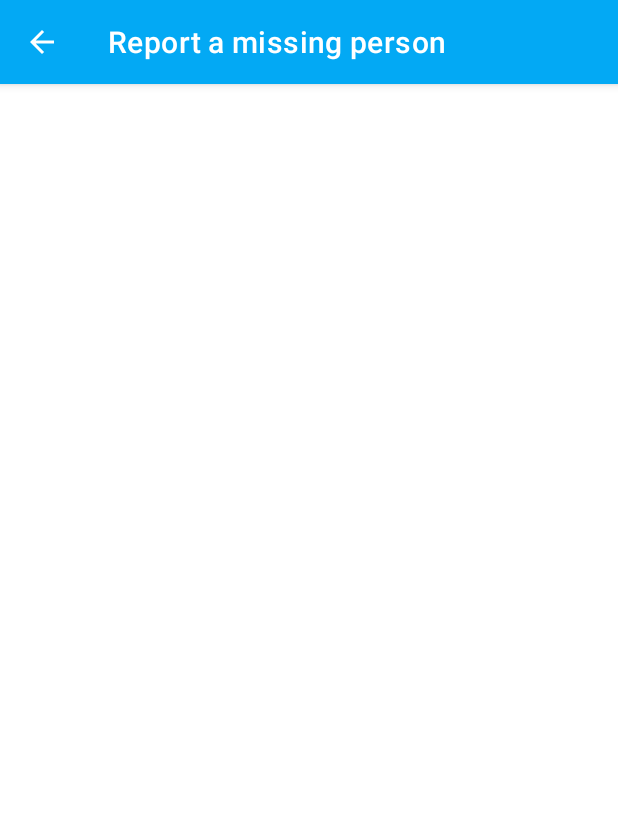
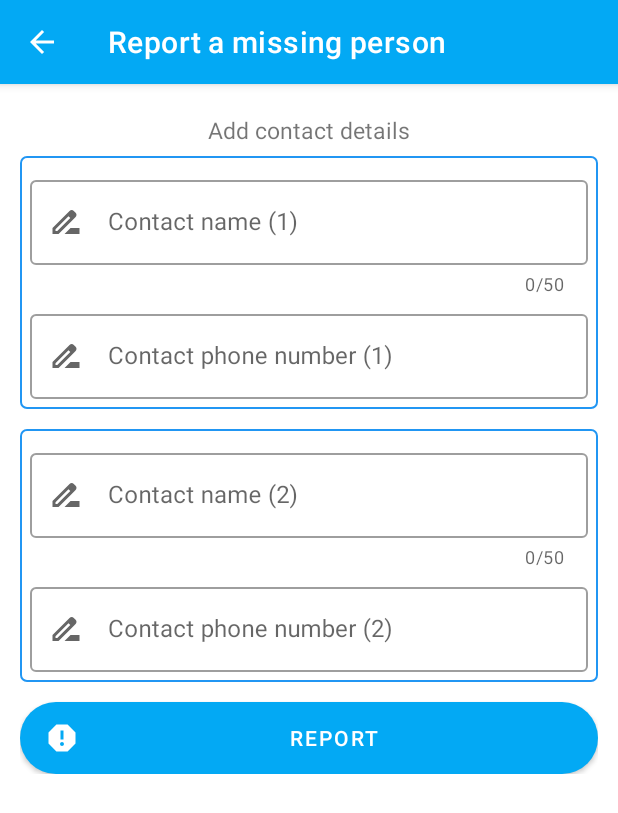
Before and after one commit to EzekielWachira/missing-person-tracker, an Android app: the PersonContactsFragment screen opened through its navigation route, on a phone screen of 412 x 824 dp. Shown: the top 813 px of the screen. Run offline under Robolectric (Android 15) with nearby library versions, the phone set to English and light mode, and no system bars; our stand-ins replace sdp/ssp sizes.

Commit message:
add app utilities

```diff
--- /dev/null
+++ b/app/src/main/res/drawable/comtact_stroke.xml
@@ -0,0 +1,6 @@
+<?xml version="1.0" encoding="utf-8"?>
+<shape xmlns:android="http://schemas.android.com/apk/res/android">
+    <stroke android:width="@dimen/_1sdp"
+        android:color="@color/blue"/>
+    <corners android:radius="@dimen/_3sdp"/>
+</shape>
--- /dev/null
+++ b/app/src/main/res/drawable/ic_report.xml
@@ -0,0 +1,10 @@
+<vector xmlns:android="http://schemas.android.com/apk/res/android"
+    android:width="24dp"
+    android:height="24dp"
+    android:viewportWidth="24"
+    android:viewportHeight="24"
+    android:tint="?attr/colorControlNormal">
+  <path
+      android:fillColor="@android:color/white"
+      android:pathData="M15.73,3L8.27,3L3,8.27v7.46L8.27,21h7.46L21,15.73L21,8.27L15.73,3zM12,17.3c-0.72,0 -1.3,-0.58 -1.3,-1.3 0,-0.72 0.58,-1.3 1.3,-1.3 0.72,0 1.3,0.58 1.3,1.3 0,0.72 -0.58,1.3 -1.3,1.3zM13,13h-2L11,7h2v6z"/>
+</vector>
--- a/app/src/main/res/layout/fragment_person_contacts.xml
+++ b/app/src/main/res/layout/fragment_person_contacts.xml
@@ -1,28 +1,133 @@
 <?xml version="1.0" encoding="utf-8"?>
 <androidx.constraintlayout.widget.ConstraintLayout xmlns:android="http://schemas.android.com/apk/res/android"
+    xmlns:app="http://schemas.android.com/apk/res-auto"
     xmlns:tools="http://schemas.android.com/tools"
     android:layout_width="match_parent"
     android:layout_height="match_parent"
     android:padding="@dimen/_10sdp"
-    xmlns:app="http://schemas.android.com/apk/res-auto"
     tools:context=".ui.fragments.report.PersonContactsFragment">
 
     <androidx.core.widget.NestedScrollView
         android:layout_width="match_parent"
         android:layout_height="match_parent"
+        app:layout_constraintBottom_toBottomOf="parent"
+        app:layout_constraintEnd_toEndOf="parent"
         app:layout_constraintStart_toStartOf="parent"
-        app:layout_constraintEnd_toEndOf="parent"
-        app:layout_constraintTop_toTopOf="parent"
-        app:layout_constraintBottom_toBottomOf="parent">
+        app:layout_constraintTop_toTopOf="parent">
 
-        <androidx.appcompat.widget.LinearLayoutCompat
+        <LinearLayout
             android:layout_width="match_parent"
             android:layout_height="wrap_content"
             android:orientation="vertical">
 
+            <TextView
+                android:layout_width="wrap_content"
+                android:layout_height="wrap_content"
+                android:layout_gravity="center"
+                android:layout_marginTop="@dimen/_5sdp"
+                android:text="@string/add_contact_details"
+                android:textSize="@dimen/_12ssp" />
+
+            <LinearLayout
+                android:layout_marginTop="@dimen/_5sdp"
+                android:layout_width="match_parent"
+                android:layout_height="wrap_content"
+                android:orientation="vertical"
+                android:background="@drawable/comtact_stroke"
+                android:padding="@dimen/_5sdp">
+
+                <com.google.android.material.textfield.TextInputLayout
+                    style="@style/Widget.MaterialComponents.TextInputLayout.OutlinedBox"
+                    android:layout_width="match_parent"
+                    android:layout_height="wrap_content"
+                    android:layout_marginTop="@dimen/_3sdp"
+                    android:hint="@string/contact_name_1"
+                    app:counterEnabled="true"
+                    app:counterMaxLength="50"
+                    app:endIconMode="clear_text"
+                    app:startIconDrawable="@drawable/ic_file_rename">
+
+                    <com.google.android.material.textfield.TextInputEditText
+                        android:id="@+id/contact_name"
+                        android:layout_width="match_parent"
+                        android:layout_height="wrap_content"
+                        android:imeOptions="actionNext" />
+                </com.google.android.material.textfield.TextInputLayout>
+
+                <com.google.android.material.textfield.TextInputLayout
+                    style="@style/Widget.MaterialComponents.TextInputLayout.OutlinedBox"
+                    android:layout_width="match_parent"
+                    android:layout_height="wrap_content"
+                    android:layout_marginTop="@dimen/_5sdp"
+                    android:hint="@string/contact_phone_number_1"
+                    app:endIconMode="clear_text"
+                    app:startIconDrawable="@drawable/ic_file_rename">
+
+                    <com.google.android.material.textfield.TextInputEditText
+                        android:id="@+id/phone"
+                        android:layout_width="match_parent"
+                        android:layout_height="wrap_content"
+                        android:imeOptions="actionNext"
+                        android:inputType="phone" />
+                </com.google.android.material.textfield.TextInputLayout>
+
+            </LinearLayout>
+            <LinearLayout
+                android:layout_marginTop="@dimen/_10sdp"
+                android:layout_width="match_parent"
+                android:layout_height="wrap_content"
+                android:orientation="vertical"
+                android:background="@drawable/comtact_stroke"
+                android:padding="@dimen/_5sdp">
+
+                <com.google.android.material.textfield.TextInputLayout
+                    style="@style/Widget.MaterialComponents.TextInputLayout.OutlinedBox"
+                    android:layout_width="match_parent"
+                    android:layout_height="wrap_content"
+                    android:layout_marginTop="@dimen/_3sdp"
+                    android:hint="@string/contact_name_2"
+                    app:counterEnabled="true"
+                    app:counterMaxLength="50"
+                    app:endIconMode="clear_text"
+                    app:startIconDrawable="@drawable/ic_file_rename">
+
+                    <com.google.android.material.textfield.TextInputEditText
+                        android:id="@+id/contact_name_2"
+                        android:layout_width="match_parent"
+                        android:layout_height="wrap_content"
+                        android:imeOptions="actionNext" />
+                </com.google.android.material.textfield.TextInputLayout>
+
+                <com.google.android.material.textfield.TextInputLayout
+                    style="@style/Widget.MaterialComponents.TextInputLayout.OutlinedBox"
+                    android:layout_width="match_parent"
+                    android:layout_height="wrap_content"
+                    android:layout_marginTop="@dimen/_5sdp"
+                    android:hint="@string/contact_phone_number_2"
+                    app:endIconMode="clear_text"
+                    app:startIconDrawable="@drawable/ic_file_rename">
+
+                    <com.google.android.material.textfield.TextInputEditText
+                        android:id="@+id/phone_2"
+                        android:layout_width="match_parent"
+                        android:layout_height="wrap_content"
+                        android:imeOptions="actionNext"
+                        android:inputType="phone" />
+                </com.google.android.material.textfield.TextInputLayout>
+
+            </LinearLayout>
+
+            <Button
+                android:layout_width="match_parent"
+                android:layout_height="wrap_content"
+                android:layout_marginTop="@dimen/_10sdp"
+                android:background="@drawable/button_bg"
+                android:text="@string/report"
+                app:icon="@drawable/ic_report"
+                android:id="@+id/btnReport"/>
 
 
-        </androidx.appcompat.widget.LinearLayoutCompat>
+        </LinearLayout>
 
     </androidx.core.widget.NestedScrollView>
 
--- a/app/src/main/res/values/strings.xml
+++ b/app/src/main/res/values/strings.xml
@@ -18,6 +18,12 @@
     <string name="next">Next</string>
     <string name="enter_person_details">Enter person details</string>
     <string name="select_atleast_3_images">Select atleast 3 images</string>
+    <string name="add_contact_details">Add contact details</string>
+    <string name="contact_name_1">Contact name (1)</string>
+    <string name="contact_name_2">Contact name (2)</string>
+    <string name="contact_phone_number_1">Contact phone number (1)</string>
+    <string name="contact_phone_number_2">Contact phone number (2)</string>
+    <string name="report">Report</string>
     <string-array name="gender_arr">
         <item>Male</item>
         <item>Female</item>
```
